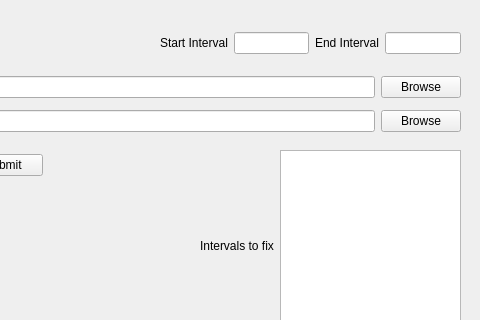
Before: the Qt Designer form ioa_gui.ui in Intelligent-Robotics-Lab/videoplayer_questionnaire, drawn with Qt 5; both pictures show x 280 to 760 and y 0 to 320 of the 841 by 464 pixel window.
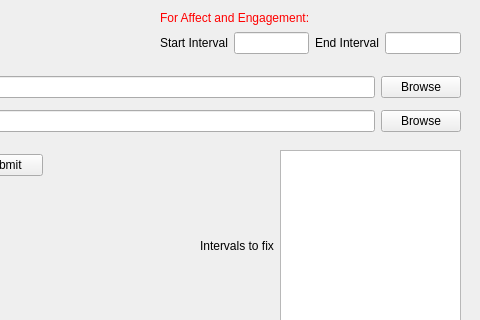
After: the same form once the commit is applied.

Commit message: dis/enable start and end int

```diff
--- a/ioa_gui.ui
+++ b/ioa_gui.ui
@@ -205,7 +205,7 @@
      </item>
     </layout>
    </widget>
-   <widget class="QWidget" name="">
+   <widget class="QWidget" name="layoutWidget">
     <property name="geometry">
      <rect>
       <x>440</x>
@@ -245,6 +245,83 @@
      </item>
     </layout>
    </widget>
+   <widget class="QLabel" name="label_9">
+    <property name="geometry">
+     <rect>
+      <x>440</x>
+      <y>10</y>
+      <width>161</width>
+      <height>16</height>
+     </rect>
+    </property>
+    <property name="palette">
+     <palette>
+      <active>
+       <colorrole role="Text">
+        <brush brushstyle="SolidPattern">
+         <color alpha="255">
+          <red>255</red>
+          <green>0</green>
+          <blue>0</blue>
+         </color>
+        </brush>
+       </colorrole>
+       <colorrole role="PlaceholderText">
+        <brush brushstyle="SolidPattern">
+         <color alpha="128">
+          <red>255</red>
+          <green>0</green>
+          <blue>0</blue>
+         </color>
+        </brush>
+       </colorrole>
+      </active>
+      <inactive>
+       <colorrole role="Text">
+        <brush brushstyle="SolidPattern">
+         <color alpha="255">
+          <red>255</red>
+          <green>0</green>
+          <blue>0</blue>
+         </color>
+        </brush>
+       </colorrole>
+       <colorrole role="PlaceholderText">
+        <brush brushstyle="SolidPattern">
+         <color alpha="128">
+          <red>255</red>
+          <green>0</green>
+          <blue>0</blue>
+         </color>
+        </brush>
+       </colorrole>
+      </inactive>
+      <disabled>
+       <colorrole role="Text">
+        <brush brushstyle="SolidPattern">
+         <color alpha="255">
+          <red>120</red>
+          <green>120</green>
+          <blue>120</blue>
+         </color>
+        </brush>
+       </colorrole>
+       <colorrole role="PlaceholderText">
+        <brush brushstyle="SolidPattern">
+         <color alpha="128">
+          <red>0</red>
+          <green>0</green>
+          <blue>0</blue>
+         </color>
+        </brush>
+       </colorrole>
+      </disabled>
+     </palette>
+    </property>
+    <property name="text">
+     <string>&lt;html&gt;&lt;head/&gt;&lt;body&gt;&lt;p&gt;&lt;span style=&quot; color:#ff0000;&quot;&gt;For Affect and Engagement:&lt;/span&gt;&lt;/p&gt;&lt;/body&gt;&lt;/html&gt;</string>
+    </property>
+   </widget>
   </widget>
   <widget class="QMenuBar" name="menubar">
    <property name="geometry">
```
The commit also changes 2 other files.
